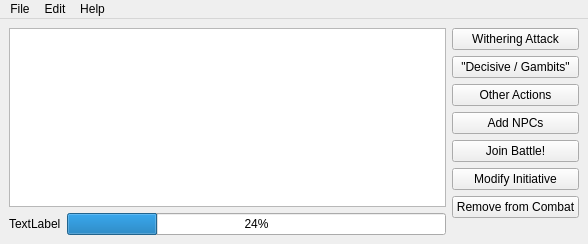
ErikSeguinte/ex-3e-tracker-Python, file lib/main_window.ui: the form before one commit.
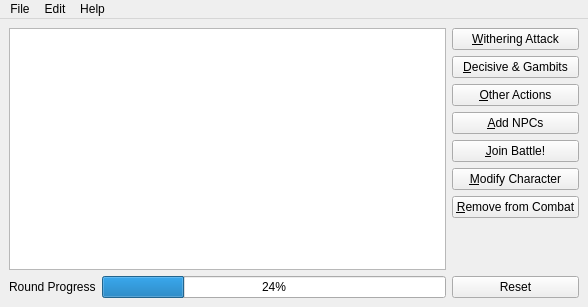
The form after the commit.

Commit message: Added Reset button to main window, buttons now hsave shortcuts

```diff
--- a/lib/main_window.ui
+++ b/lib/main_window.ui
@@ -7,7 +7,7 @@
     <x>0</x>
     <y>0</y>
     <width>588</width>
-    <height>244</height>
+    <height>307</height>
    </rect>
   </property>
   <property name="windowTitle">
@@ -32,7 +32,7 @@
         <item row="0" column="0">
          <widget class="QLabel" name="progress_bar_lbl">
           <property name="text">
-           <string>TextLabel</string>
+           <string>Round Progress</string>
           </property>
          </widget>
         </item>
@@ -45,49 +45,49 @@
       <item>
        <widget class="QPushButton" name="Withering_btn">
         <property name="text">
-         <string>Withering Attack</string>
+         <string>&amp;Withering Attack</string>
         </property>
        </widget>
       </item>
       <item>
        <widget class="QPushButton" name="Decisive_btn">
         <property name="text">
-         <string>&quot;Decisive / Gambits&quot;</string>
+         <string>&amp;Decisive &amp;&amp; Gambits</string>
         </property>
        </widget>
       </item>
       <item>
        <widget class="QPushButton" name="other_action_btn">
         <property name="text">
-         <string>Other Actions</string>
+         <string>&amp;Other Actions</string>
         </property>
        </widget>
       </item>
       <item>
        <widget class="QPushButton" name="add_npc_btn">
         <property name="text">
-         <string>Add NPCs</string>
+         <string>&amp;Add NPCs</string>
         </property>
        </widget>
       </item>
       <item>
        <widget class="QPushButton" name="join_battle_btn">
         <property name="text">
-         <string>Join Battle!</string>
+         <string>&amp;Join Battle!</string>
         </property>
        </widget>
       </item>
       <item>
        <widget class="QPushButton" name="modify_init_btn">
         <property name="text">
-         <string>Modify Initiative</string>
+         <string>&amp;Modify Character</string>
         </property>
        </widget>
       </item>
       <item>
        <widget class="QPushButton" name="remove_from_combat_btn">
         <property name="text">
-         <string>Remove from Combat</string>
+         <string>&amp;Remove from Combat</string>
         </property>
        </widget>
       </item>
@@ -104,6 +104,22 @@
         </property>
        </spacer>
       </item>
+      <item>
+       <widget class="QPushButton" name="reset_btn">
+        <property name="toolTip">
+         <string>Resets tracker, removing all characters</string>
+        </property>
+        <property name="text">
+         <string>Reset</string>
+        </property>
+        <property name="default">
+         <bool>false</bool>
+        </property>
+        <property name="flat">
+         <bool>false</bool>
+        </property>
+       </widget>
+      </item>
      </layout>
     </item>
    </layout>
```
The commit also changes 3 other files.
